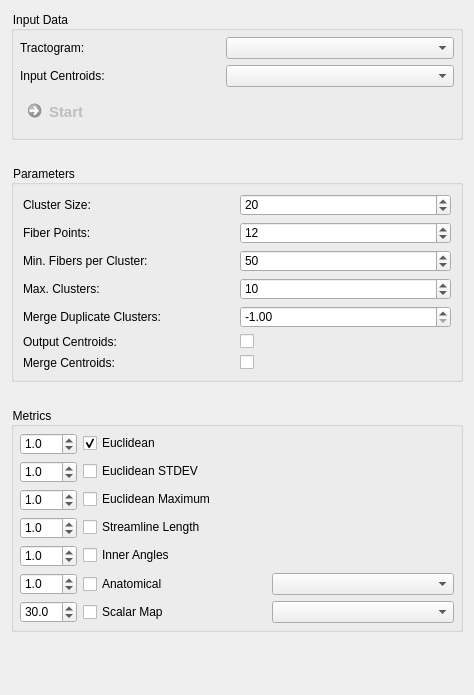
This is Plugins/org.mitk.gui.qt.diffusionimaging.fiberprocessing/src/internal/QmitkFiberClusteringViewControls.ui in MIC-DKFZ/MITK-Diffusion as Qt 5 draws it before an edit. The edited form follows.
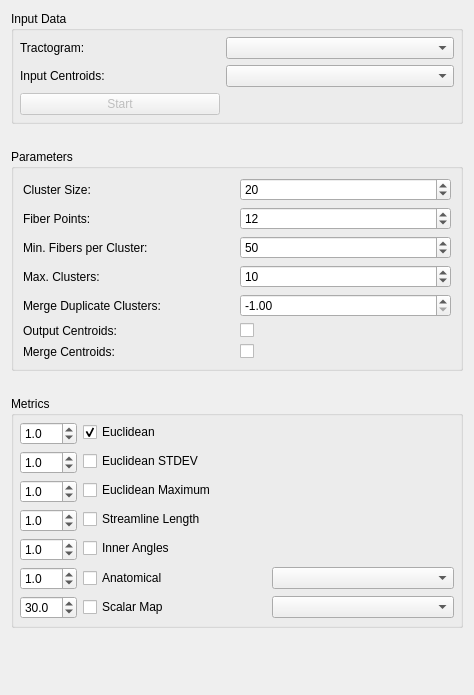
This is the edited form. Custom widgets are drawn as their Qt base class.

Commit message: Use theme-conform buttons and styles in views

Patch:
```diff
--- a/Plugins/org.mitk.gui.qt.diffusionimaging.fiberprocessing/src/internal/QmitkFiberClusteringViewControls.ui
+++ b/Plugins/org.mitk.gui.qt.diffusionimaging.fiberprocessing/src/internal/QmitkFiberClusteringViewControls.ui
@@ -13,15 +13,6 @@
   <property name="windowTitle">
    <string>Form</string>
   </property>
-  <property name="styleSheet">
-   <string>QCommandLinkButton:disabled {
-  border: none;
-}
-
-QGroupBox {
-  background-color: transparent;
-}</string>
-  </property>
   <layout class="QGridLayout" name="gridLayout_10">
    <property name="verticalSpacing">
     <number>25</number>
@@ -328,7 +319,7 @@
        </widget>
       </item>
       <item row="2" column="0">
-       <widget class="QCommandLinkButton" name="m_StartButton">
+       <widget class="QPushButton" name="m_StartButton">
         <property name="enabled">
          <bool>false</bool>
         </property>
@@ -344,11 +335,6 @@
           <height>16777215</height>
          </size>
         </property>
-        <property name="font">
-         <font>
-          <pointsize>11</pointsize>
-         </font>
-        </property>
         <property name="toolTip">
          <string/>
         </property>
```
The commit also changes 36 other files.
